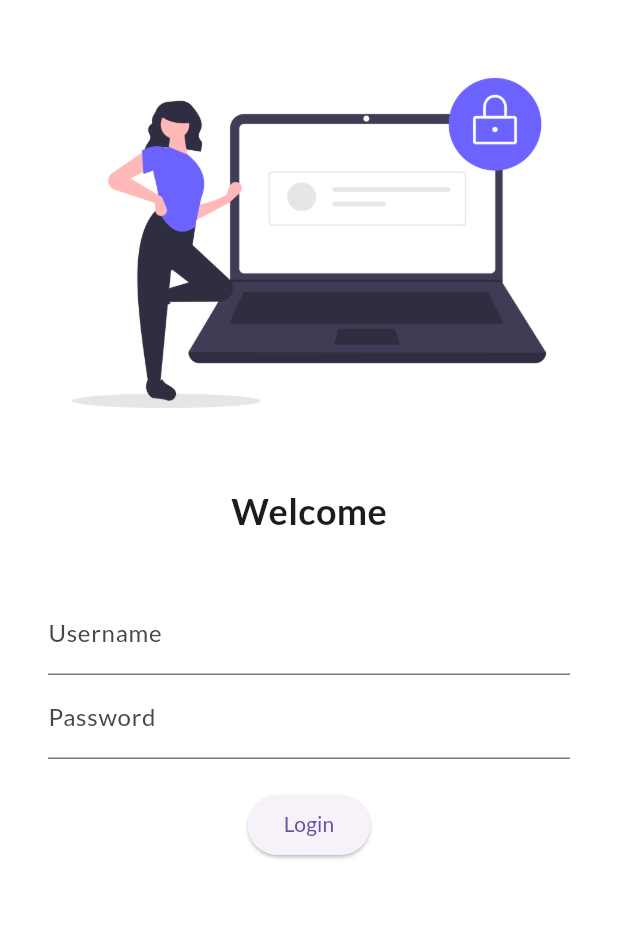
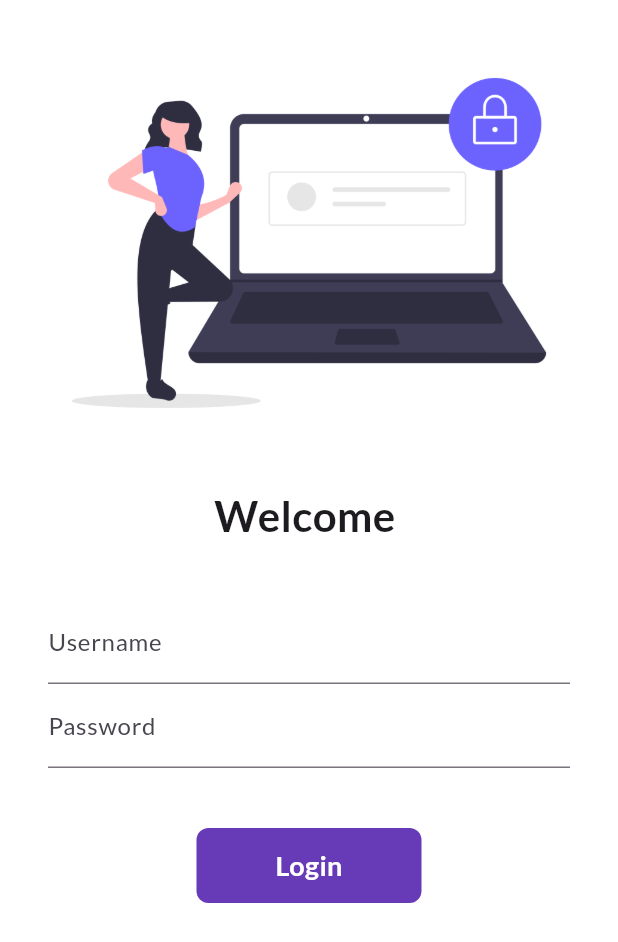
Before and after one commit to pramodvaddi/catalogue_app, a Flutter app: the screen it shows after launch, on a phone screen of 412 x 824 dp. Shown: the top 942 px of the screen. Run offline on Flutter 3.47's test engine with Material 3 defaults, Android fonts, the phone set to English and light mode, and no system bars; our stand-ins replace google_fonts.

Commit message:
Six Completed

```diff
--- a/lib/main.dart
+++ b/lib/main.dart
@@ -1,5 +1,6 @@
 import 'package:ecommerce_app/pages/home_page.dart';
 import 'package:ecommerce_app/pages/login_page.dart';
+import 'package:ecommerce_app/utils/routes.dart';
 import 'package:flutter/material.dart';
 import 'package:google_fonts/google_fonts.dart';
 
@@ -18,13 +19,15 @@ class MyApp extends StatelessWidget {
         primarySwatch: Colors.deepPurple,
         fontFamily: GoogleFonts.lato().fontFamily,
       ),
+      debugShowCheckedModeBanner: false,
       darkTheme: ThemeData(
         brightness: Brightness.dark,
       ),
-      initialRoute: "/login",
+      initialRoute: "/",
       routes: {
-        "/": (context) => const HomePage(),
-        "/login": (context) => const LoginPage()
+        "/": (context) => const LoginPage(),
+        MyRoutes.homeRoute: (context) => const HomePage(),
+        MyRoutes.loginRoute: (context) => const LoginPage(),
       },
     );
   }
--- a/lib/pages/login_page.dart
+++ b/lib/pages/login_page.dart
@@ -1,18 +1,25 @@
+import 'package:ecommerce_app/utils/routes.dart';
 import 'package:flutter/material.dart';
 
-class LoginPage extends StatelessWidget {
+class LoginPage extends StatefulWidget {
   const LoginPage({super.key});
+
+  @override
+  State<LoginPage> createState() => _LoginPageState();
+}
+
+class _LoginPageState extends State<LoginPage> {
+  String name = "";
+  bool changeButton = false;
 
   @override
   Widget build(BuildContext context) {
     return Material(
       color: Colors.white,
+      child: SingleChildScrollView(
         child: Column(
           children: [
-          const SizedBox(
-            height: 20.0,
-            width: 10.0,
-          ),
+            const SizedBox(height: 20.0),
             Image.asset(
               "assets/images/login_image.png",
               fit: BoxFit.cover,
@@ -20,10 +27,10 @@ class LoginPage extends StatelessWidget {
             const SizedBox(
               height: 20.0,
             ),
-          const Text(
-            "Welcome",
-            style: TextStyle(
-              fontSize: 24,
+            Text(
+              "Welcome $name",
+              style: const TextStyle(
+                fontSize: 28,
                 fontWeight: FontWeight.bold,
               ),
             ),
@@ -40,6 +47,10 @@ class LoginPage extends StatelessWidget {
                       hintText: "Enter User Name",
                       labelText: "Username",
                     ),
+                    onChanged: (value) {
+                      name = value;
+                      setState(() {});
+                    },
                   ),
                   TextFormField(
                     obscureText: true,
@@ -49,19 +60,54 @@ class LoginPage extends StatelessWidget {
                     ),
                   ),
                   const SizedBox(
-                  height: 20.0,
+                    height: 40.0,
                   ),
-                ElevatedButton(
-                    onPressed: () {
-                      debugPrint("pramod");
+                  InkWell(
+                    onTap: () async {
+                      setState(() {
+                        changeButton = true;
+                      });
+                      await Future.delayed(const Duration(seconds: 2));
+                      Navigator.pushNamed(context, MyRoutes.homeRoute);
                     },
-                    child: Text("Login"),
-                    style: TextButton.styleFrom()),
+                    child: AnimatedContainer(
+                      duration: Duration(seconds: 1),
+                      width: changeButton ? 50 : 150,
+                      height: 50,
+                      alignment: Alignment.center,
+                      decoration: BoxDecoration(
+                        color: Colors.deepPurple,
+                        borderRadius:
+                            BorderRadius.circular(changeButton ? 50 : 8),
+                      ),
+                      child: changeButton
+                          ? const Icon(
+                              Icons.done,
+                              color: Colors.white,
+                            )
+                          : const Text(
+                              "Login",
+                              style: TextStyle(
+                                  color: Colors.white,
+                                  fontWeight: FontWeight.bold,
+                                  fontSize: 18),
+                            ),
+                    ),
+                  ),
+                  // ElevatedButton(
+                  //   onPressed: () {
+                  //     Navigator.pushNamed(context, MyRoutes.homeRoute);
+                  //   },
+                  //   style:
+                  //       TextButton.styleFrom(minimumSize: const Size(150, 40)),
+                  //   child: const Text("Login"),
+                  // ),
                 ],
               ),
             )
           ],
         ),
+      ),
     );
   }
 }
--- /dev/null
+++ b/lib/utils/routes.dart
@@ -0,0 +1,5 @@
+class MyRoutes {
+  static String loginRoute = '/login';
+  static String homeRoute = '/home';
+
+}
```
Lines whose indentation alone changed are shown as unchanged.
